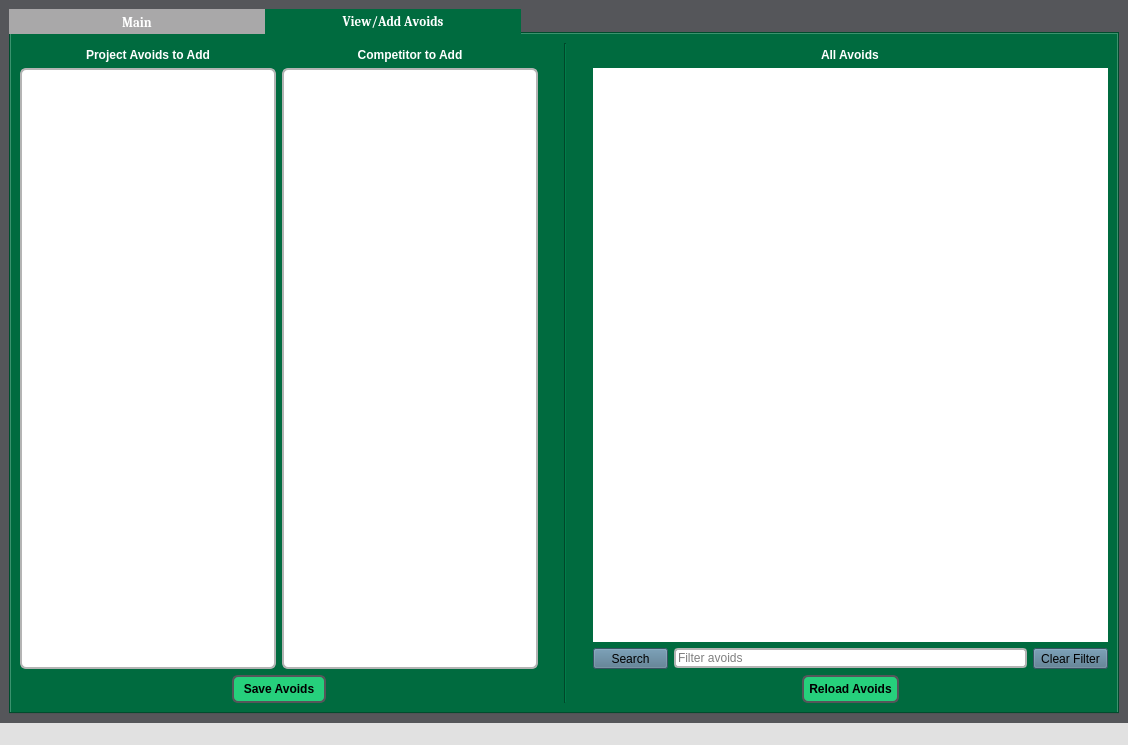
First picture: the form in src/UI/UINameEvalStyled.ui, repository jacristi/NameChecker, before the edit.
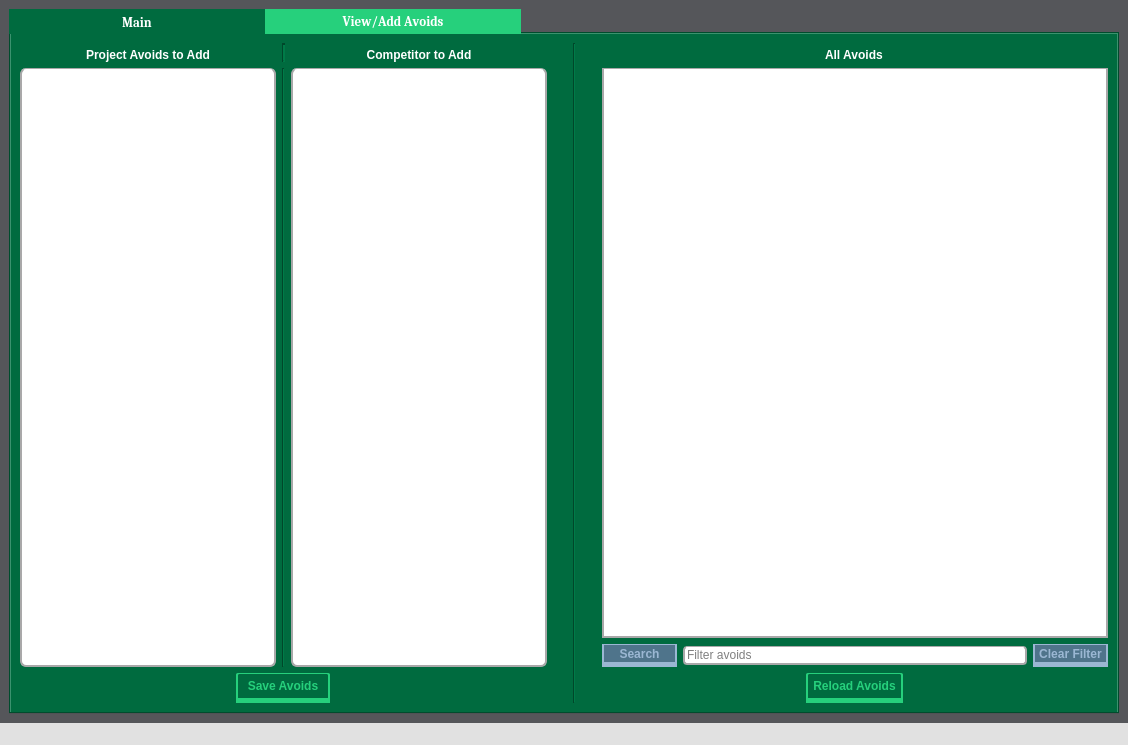
Second picture: the form after the edit. The open tabs and pages were chosen to show the change. Icons and pictures are not drawn.

```diff
--- a/src/UI/UINameEvalStyled.ui
+++ b/src/UI/UINameEvalStyled.ui
@@ -129,8 +129,7 @@
        <bool>false</bool>
       </property>
       <property name="styleSheet">
-       <string notr="true">
-QWidget{
+       <string notr="true">QWidget{
 background-color:#006B3F;
 }
 QLabel{
@@ -140,25 +139,47 @@
 }
 QPlainTextEdit {
 background-color:white;
+border-top:1px solid #A9A8A9;
+border-left: 2px solid #A9A8A9;
+border-right: 2px solid #A9A8A9;
+border-bottom: 2px solid #A9A8A9;
 }
 QTableView {
 background-color:white;
-border:None
+border-top:1px solid #A9A8A9;
+border-left: 2px solid #A9A8A9;
+border-right: 2px solid #A9A8A9;
+border-bottom: 2px solid #A9A8A9;
 }
 QLineEdit{
 background-color: white;
+border-top:1px solid #A9A8A9;
+border-left: 2px solid #A9A8A9;
+border-right: 2px solid #A9A8A9;
+border-bottom: 2px solid #A9A8A9;
 }
 QToolButton{
 background-color: #4F748B;
+border-top:1px solid #9BB7D3;
+border-left: 2px solid #9BB7D3;
+border-right: 2px solid #9BB7D3;
+border-bottom: 5px solid #9BB7D3;
+color:#9BB7D3;
+font-weight:bold;
 }
 QToolButton:hover{
 background-color: #9BB7D3;
 color:white;
 }
 QPushButton{
-background-color: #26D07C;
-border: 2px solid #55565A;
-border-radius: 6px;
+background-color: #006B3F;
+border-top:1px solid #26D07C;
+border-left: 2px solid #26D07C;
+border-right: 2px solid #26D07C;
+border-bottom: 5px solid #26D07C;
+border-radius: 2px;
+color:#26D07C;
+font-weight:bold;
 }
 QPushButton:hover{
 background-color:#D0B888;
@@ -167,8 +188,8 @@
 }
 QGroupBox{
 background-color: #26D07C;
-border: 2px solid  #55565A;
-border-radius:6px;
+border:none;
+font-weight:bold;
 }
 QGroupBox:hover{
 background-color: #A9A8A9;
@@ -176,20 +197,22 @@
 QCheckBox{
 border: None;
 background-color: None;
+font-weight:bold;
+
 }
 QCheckBox:hover{
 color:white;
 }
 
 QTabWidget QTabBar::tab{
-background-color: #A9A8A9;
+background-color: #006B3F;
 height: 25px;
 width: 256px;
 color:white;
 font-weight:bold;
 }
 QTabWidget QTabBar::tab:selected{
-background-color: #006B3F;
+background-color: #26D07C;
 width: 256px;
 color:white;
 }
@@ -1053,6 +1076,16 @@
                 </property>
                </widget>
               </item>
+              <item>
+               <widget class="Line" name="line_2">
+                <property name="lineWidth">
+                 <number>2</number>
+                </property>
+                <property name="orientation">
+                 <enum>Qt::Vertical</enum>
+                </property>
+               </widget>
+              </item>
               <item>
                <widget class="QLabel" name="label_competitor">
                 <property name="text">
@@ -1094,6 +1127,13 @@
                 </property>
                </widget>
               </item>
+              <item>
+               <widget class="Line" name="line_3">
+                <property name="orientation">
+                 <enum>Qt::Vertical</enum>
+                </property>
+               </widget>
+              </item>
               <item>
                <widget class="QPlainTextEdit" name="text_competitor"/>
               </item>
```
Left out of the diff: 38 changed lines with no effect on the pictures.
